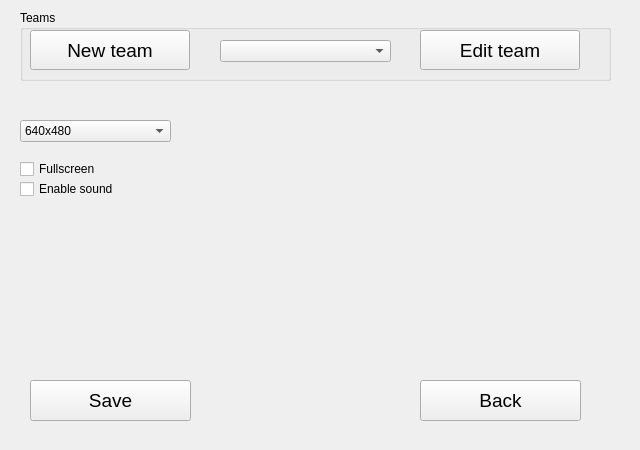
First picture: the form in QTfrontend/hwform.ui, repository burp/hedgewars, before the edit.
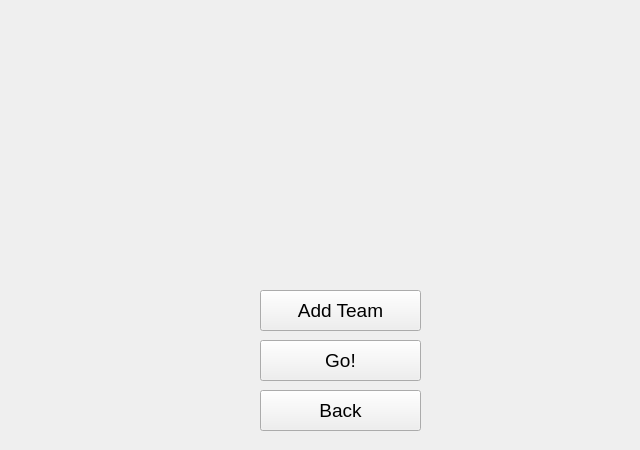
Second picture: the form after the edit. The open tabs and pages were chosen to show the change. Icons and pictures are not drawn.

Patch:
```diff
--- a/QTfrontend/hwform.ui
+++ b/QTfrontend/hwform.ui
@@ -875,6 +875,158 @@
         <width>201</width>
         <height>331</height>
        </rect>
+      </property>
+     </widget>
+     <widget class="QPushButton" name="BtnNetChatJoin" >
+      <property name="geometry" >
+       <rect>
+        <x>460</x>
+        <y>290</y>
+        <width>161</width>
+        <height>41</height>
+       </rect>
+      </property>
+      <property name="font" >
+       <font>
+        <family>MS Shell Dlg</family>
+        <pointsize>14</pointsize>
+        <weight>50</weight>
+        <italic>false</italic>
+        <bold>false</bold>
+        <underline>false</underline>
+        <strikeout>false</strikeout>
+       </font>
+      </property>
+      <property name="text" >
+       <string>Join</string>
+      </property>
+      <property name="checkable" >
+       <bool>false</bool>
+      </property>
+      <property name="checked" >
+       <bool>false</bool>
+      </property>
+     </widget>
+     <widget class="QPushButton" name="BtnNetChatCreate" >
+      <property name="geometry" >
+       <rect>
+        <x>460</x>
+        <y>340</y>
+        <width>161</width>
+        <height>41</height>
+       </rect>
+      </property>
+      <property name="font" >
+       <font>
+        <family>MS Shell Dlg</family>
+        <pointsize>14</pointsize>
+        <weight>50</weight>
+        <italic>false</italic>
+        <bold>false</bold>
+        <underline>false</underline>
+        <strikeout>false</strikeout>
+       </font>
+      </property>
+      <property name="text" >
+       <string>Create</string>
+      </property>
+      <property name="checkable" >
+       <bool>false</bool>
+      </property>
+      <property name="checked" >
+       <bool>false</bool>
+      </property>
+     </widget>
+    </widget>
+    <widget class="QWidget" name="page" >
+     <widget class="QPushButton" name="BtnNetCFGBack" >
+      <property name="geometry" >
+       <rect>
+        <x>260</x>
+        <y>390</y>
+        <width>161</width>
+        <height>41</height>
+       </rect>
+      </property>
+      <property name="font" >
+       <font>
+        <family>MS Shell Dlg</family>
+        <pointsize>14</pointsize>
+        <weight>50</weight>
+        <italic>false</italic>
+        <bold>false</bold>
+        <underline>false</underline>
+        <strikeout>false</strikeout>
+       </font>
+      </property>
+      <property name="text" >
+       <string>Back</string>
+      </property>
+      <property name="checkable" >
+       <bool>false</bool>
+      </property>
+      <property name="checked" >
+       <bool>false</bool>
+      </property>
+     </widget>
+     <widget class="QPushButton" name="BtnNetCFGAddTeam" >
+      <property name="geometry" >
+       <rect>
+        <x>260</x>
+        <y>290</y>
+        <width>161</width>
+        <height>41</height>
+       </rect>
+      </property>
+      <property name="font" >
+       <font>
+        <family>MS Shell Dlg</family>
+        <pointsize>14</pointsize>
+        <weight>50</weight>
+        <italic>false</italic>
+        <bold>false</bold>
+        <underline>false</underline>
+        <strikeout>false</strikeout>
+       </font>
+      </property>
+      <property name="text" >
+       <string>Add Team</string>
+      </property>
+      <property name="checkable" >
+       <bool>false</bool>
+      </property>
+      <property name="checked" >
+       <bool>false</bool>
+      </property>
+     </widget>
+     <widget class="QPushButton" name="BtnNetCFGGo" >
+      <property name="geometry" >
+       <rect>
+        <x>260</x>
+        <y>340</y>
+        <width>161</width>
+        <height>41</height>
+       </rect>
+      </property>
+      <property name="font" >
+       <font>
+        <family>MS Shell Dlg</family>
+        <pointsize>14</pointsize>
+        <weight>50</weight>
+        <italic>false</italic>
+        <bold>false</bold>
+        <underline>false</underline>
+        <strikeout>false</strikeout>
+       </font>
+      </property>
+      <property name="text" >
+       <string>Go!</string>
+      </property>
+      <property name="checkable" >
+       <bool>false</bool>
+      </property>
+      <property name="checked" >
+       <bool>false</bool>
       </property>
      </widget>
     </widget>
```
Left out of the diff: 95 changed lines with no effect on the pictures.
